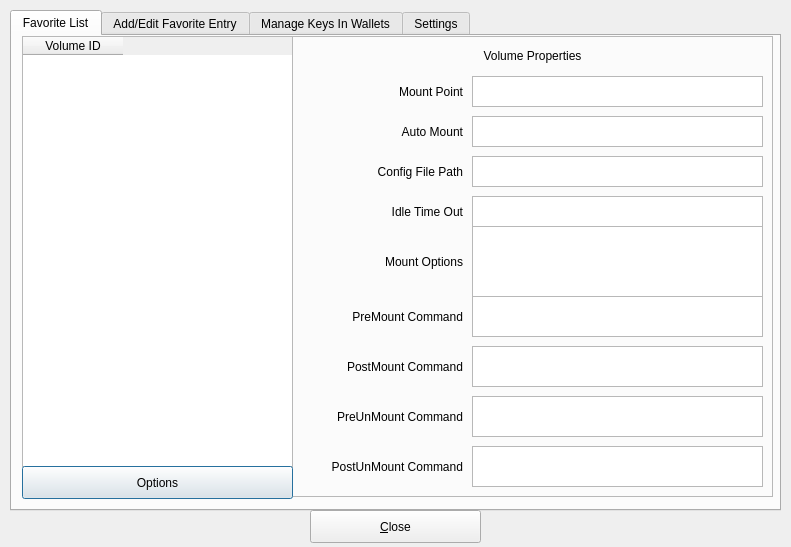
This is src/favorites2.ui in mhogomchungu/sirikali as Qt 5 draws it before an edit. The edited form follows.
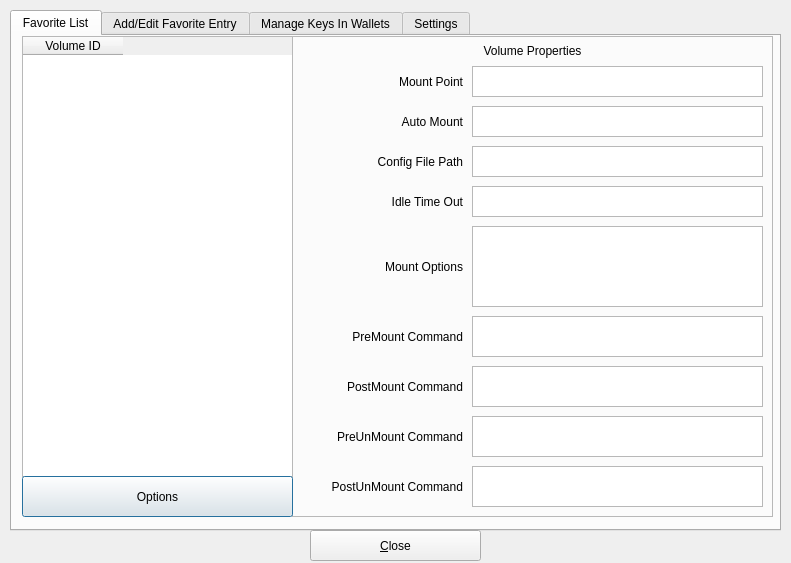
This is the edited form. The open tabs and pages were chosen to show the change.

```diff
--- a/src/favorites2.ui
+++ b/src/favorites2.ui
@@ -7,7 +7,7 @@
     <x>0</x>
     <y>0</y>
     <width>791</width>
-    <height>547</height>
+    <height>563</height>
    </rect>
   </property>
   <property name="windowTitle">
@@ -19,7 +19,7 @@
      <x>10</x>
      <y>10</y>
      <width>771</width>
-     <height>501</height>
+     <height>521</height>
     </rect>
    </property>
    <property name="currentIndex">
@@ -35,7 +35,7 @@
        <x>10</x>
        <y>0</y>
        <width>271</width>
-       <height>431</height>
+       <height>441</height>
       </rect>
      </property>
      <property name="selectionMode">
@@ -56,7 +56,7 @@
        <x>280</x>
        <y>0</y>
        <width>481</width>
-       <height>461</height>
+       <height>481</height>
       </rect>
      </property>
      <property name="frameShape">
@@ -69,7 +69,7 @@
       <property name="geometry">
        <rect>
         <x>10</x>
-        <y>40</y>
+        <y>30</y>
         <width>161</width>
         <height>31</height>
        </rect>
@@ -88,7 +88,7 @@
       <property name="geometry">
        <rect>
         <x>180</x>
-        <y>40</y>
+        <y>30</y>
         <width>291</width>
         <height>31</height>
        </rect>
@@ -101,7 +101,7 @@
       <property name="geometry">
        <rect>
         <x>10</x>
-        <y>80</y>
+        <y>70</y>
         <width>161</width>
         <height>31</height>
        </rect>
@@ -120,7 +120,7 @@
       <property name="geometry">
        <rect>
         <x>180</x>
-        <y>80</y>
+        <y>70</y>
         <width>291</width>
         <height>31</height>
        </rect>
@@ -133,7 +133,7 @@
       <property name="geometry">
        <rect>
         <x>10</x>
-        <y>120</y>
+        <y>110</y>
         <width>161</width>
         <height>31</height>
        </rect>
@@ -152,7 +152,7 @@
       <property name="geometry">
        <rect>
         <x>180</x>
-        <y>120</y>
+        <y>110</y>
         <width>291</width>
         <height>31</height>
        </rect>
@@ -165,7 +165,7 @@
       <property name="geometry">
        <rect>
         <x>10</x>
-        <y>160</y>
+        <y>150</y>
         <width>161</width>
         <height>31</height>
        </rect>
@@ -184,9 +184,9 @@
       <property name="geometry">
        <rect>
         <x>10</x>
-        <y>200</y>
+        <y>190</y>
         <width>161</width>
-        <height>51</height>
+        <height>81</height>
        </rect>
       </property>
       <property name="text">
@@ -203,7 +203,7 @@
       <property name="geometry">
        <rect>
         <x>180</x>
-        <y>160</y>
+        <y>150</y>
         <width>291</width>
         <height>31</height>
        </rect>
@@ -218,7 +218,7 @@
         <x>180</x>
         <y>190</y>
         <width>291</width>
-        <height>71</height>
+        <height>81</height>
        </rect>
       </property>
       <property name="readOnly">
@@ -229,9 +229,9 @@
       <property name="geometry">
        <rect>
         <x>10</x>
-        <y>10</y>
+        <y>-1</y>
         <width>461</width>
-        <height>20</height>
+        <height>31</height>
        </rect>
       </property>
       <property name="text">
@@ -245,7 +245,7 @@
       <property name="geometry">
        <rect>
         <x>180</x>
-        <y>260</y>
+        <y>280</y>
         <width>291</width>
         <height>41</height>
        </rect>
@@ -258,7 +258,7 @@
       <property name="geometry">
        <rect>
         <x>180</x>
-        <y>310</y>
+        <y>330</y>
         <width>291</width>
         <height>41</height>
        </rect>
@@ -271,7 +271,7 @@
       <property name="geometry">
        <rect>
         <x>180</x>
-        <y>360</y>
+        <y>380</y>
         <width>291</width>
         <height>41</height>
        </rect>
@@ -284,7 +284,7 @@
       <property name="geometry">
        <rect>
         <x>180</x>
-        <y>410</y>
+        <y>430</y>
         <width>291</width>
         <height>41</height>
        </rect>
@@ -297,7 +297,7 @@
       <property name="geometry">
        <rect>
         <x>10</x>
-        <y>260</y>
+        <y>280</y>
         <width>161</width>
         <height>41</height>
        </rect>
@@ -316,7 +316,7 @@
       <property name="geometry">
        <rect>
         <x>10</x>
-        <y>310</y>
+        <y>330</y>
         <width>161</width>
         <height>41</height>
        </rect>
@@ -335,7 +335,7 @@
       <property name="geometry">
        <rect>
         <x>10</x>
-        <y>360</y>
+        <y>380</y>
         <width>161</width>
         <height>41</height>
        </rect>
@@ -354,7 +354,7 @@
       <property name="geometry">
        <rect>
         <x>10</x>
-        <y>410</y>
+        <y>430</y>
         <width>161</width>
         <height>41</height>
        </rect>
@@ -374,9 +374,9 @@
      <property name="geometry">
       <rect>
        <x>10</x>
-       <y>430</y>
+       <y>440</y>
        <width>271</width>
-       <height>33</height>
+       <height>41</height>
       </rect>
      </property>
      <property name="text">
@@ -1469,9 +1469,9 @@
    <property name="geometry">
     <rect>
      <x>310</x>
-     <y>510</y>
+     <y>530</y>
      <width>171</width>
-     <height>33</height>
+     <height>31</height>
     </rect>
    </property>
    <property name="text">
```
Left out of the diff: 56 changed lines with no effect on the pictures.
